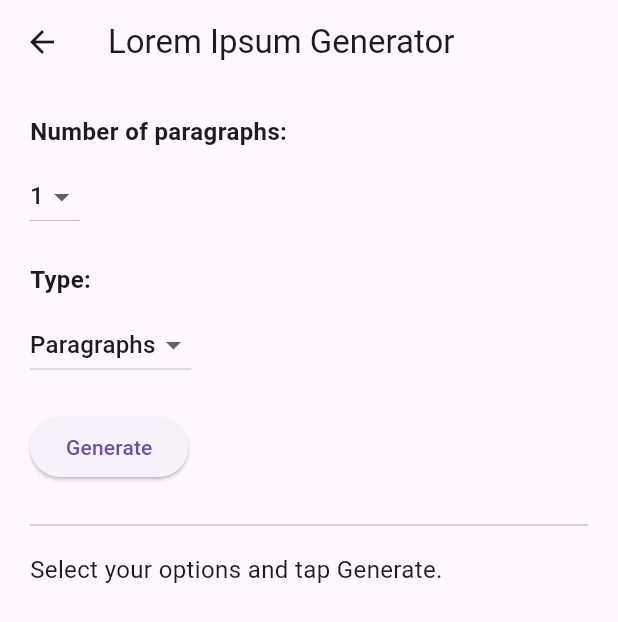
After one commit to remaykueen/StudyPalApp, a Flutter app: the screen it shows after launch, after a tap on "Begin", after a tap on the "arrow back" icon, after a tap on "Lorem Ipsum API", on a phone screen of 412 x 824 dp. The commit adds this screen. Shown: the top 622 px of the screen. Run offline on Flutter 3.47's test engine with Material 3 defaults, Android fonts, the phone set to English and light mode, and no system bars; our stand-ins replace go_router; network calls fail.

Commit message:
Add dynamic Lorem Ipsum API parameters

```diff
--- /dev/null
+++ b/lib/lorem_ipsum_screen.dart
@@ -0,0 +1,186 @@
+import 'dart:convert';
+
+import 'package:flutter/material.dart';
+import 'package:http/http.dart' as http;
+import 'package:go_router/go_router.dart';
+
+class LoremIpsumScreen extends StatefulWidget {
+  const LoremIpsumScreen({super.key});
+
+  @override
+  State<LoremIpsumScreen> createState() => _LoremIpsumScreenState();
+}
+
+class _LoremIpsumScreenState extends State<LoremIpsumScreen> {
+  String loremText = '';
+  bool isLoading = false;
+  String errorMessage = '';
+
+  int selectedCount = 1;
+  String selectedType = 'paragraphs';
+
+  Future<void> getLoremIpsum() async {
+    setState(() {
+      isLoading = true;
+      errorMessage = '';
+      loremText = '';
+    });
+
+    try {
+      final response = await http.get(
+        Uri.parse(
+          'https://randomapi.dev/api/lorem'
+          '?type=$selectedType'
+          '&startWithLorem=true'
+          '&count=$selectedCount',
+        ),
+      );
+
+      if (response.statusCode == 200) {
+        final data = jsonDecode(response.body);
+        final results = data['data'] as List;
+
+        setState(() {
+          loremText = results
+              .map((item) => item['text'])
+              .join('\n\n');
+        });
+      } else {
+        setState(() {
+          errorMessage = 'Failed to load Lorem Ipsum.';
+        });
+      }
+    } catch (e) {
+      setState(() {
+        errorMessage = 'Something went wrong. Please try again.';
+      });
+    } finally {
+      setState(() {
+        isLoading = false;
+      });
+    }
+  }
+
+  @override
+  Widget build(BuildContext context) {
+    return Scaffold(
+      appBar: AppBar(
+        title: const Text('Lorem Ipsum Generator'),
+        leading: IconButton(
+          icon: const Icon(Icons.arrow_back),
+          onPressed: () => context.go('/'),
+        ),
+      ),
+      body: Padding(
+        padding: const EdgeInsets.all(20),
+        child: Column(
+          crossAxisAlignment: CrossAxisAlignment.start,
+          children: [
+            const Text(
+              'Number of paragraphs:',
+              style: TextStyle(
+                fontSize: 16,
+                fontWeight: FontWeight.bold,
+              ),
+            ),
+
+            const SizedBox(height: 8),
+
+            DropdownButton<int>(
+              value: selectedCount,
+              items: const [
+                DropdownMenuItem(
+                  value: 1,
+                  child: Text('1'),
+                ),
+                DropdownMenuItem(
+                  value: 2,
+                  child: Text('2'),
+                ),
+                DropdownMenuItem(
+                  value: 3,
+                  child: Text('3'),
+                ),
+              ],
+              onChanged: (value) {
+                if (value != null) {
+                  setState(() {
+                    selectedCount = value;
+                  });
+                }
+              },
+            ),
+
+            const SizedBox(height: 20),
+
+            const Text(
+              'Type:',
+              style: TextStyle(
+                fontSize: 16,
+                fontWeight: FontWeight.bold,
+              ),
+            ),
+
+            const SizedBox(height: 8),
+
+            DropdownButton<String>(
+              value: selectedType,
+              items: const [
+                DropdownMenuItem(
+                  value: 'paragraphs',
+                  child: Text('Paragraphs'),
+                ),
+                DropdownMenuItem(
+                  value: 'sentences',
+                  child: Text('Sentences'),
+                ),
+                DropdownMenuItem(
+                  value: 'words',
+                  child: Text('Words'),
+                ),
+              ],
+              onChanged: (value) {
+                if (value != null) {
+                  setState(() {
+                    selectedType = value;
+                  });
+                }
+              },
+            ),
+
+            const SizedBox(height: 20),
+
+            ElevatedButton(
+              onPressed: isLoading ? null : getLoremIpsum,
+              child: Text(
+                isLoading ? 'Loading...' : 'Generate',
+              ),
+            ),
+
+            const SizedBox(height: 20),
+
+            const Divider(),
+
+            const SizedBox(height: 10),
+
+            Expanded(
+              child: SingleChildScrollView(
+                child: Text(
+                  errorMessage.isNotEmpty
+                      ? errorMessage
+                      : loremText.isEmpty
+                          ? 'Select your options and tap Generate.'
+                          : loremText,
+                  style: const TextStyle(
+                    fontSize: 16,
+                    height: 1.5,
+                  ),
+                ),
+              ),
+            ),
+          ],
+        ),
+      ),
+    );
+  }
+}
--- a/lib/main.dart
+++ b/lib/main.dart
@@ -1,8 +1,36 @@
 import 'package:flutter/material.dart';
+import 'package:go_router/go_router.dart';
+import 'lorem_ipsum_screen.dart';
 
 void main() {
   runApp(const StudyPalApp());
 }
+
+// ============================================================
+// GO ROUTER
+// ============================================================
+
+final GoRouter studyRouter = GoRouter(
+  initialLocation: '/',
+  routes: [
+    GoRoute(
+      path: '/',
+      builder: (context, state) => const StudyHomeScreen(),
+    ),
+    GoRoute(
+      path: '/exams',
+      builder: (context, state) => const ExamsScreen(),
+    ),
+    GoRoute(
+      path: '/teachers',
+      builder: (context, state) => const TeachersScreen(),
+    ),
+    GoRoute(
+  path: '/lorem',
+  builder: (context, state) => const LoremIpsumScreen(),
+),
+  ],
+);
 
 // ============================================================
 // APP
@@ -16,208 +44,9 @@ class StudyPalApp extends StatelessWidget {
     return MaterialApp.router(
       debugShowCheckedModeBanner: false,
       title: 'StudyPal',
-      routerDelegate: studyRouter,
-      routeInformationParser: StudyRouteInformationParser(),
+      routerConfig: studyRouter,
     );
   }
-}
-
-// ============================================================
-// ROUTER
-// ============================================================
-
-final StudyRouterDelegate studyRouter = StudyRouterDelegate();
-
-class StudyRouteInformationParser
-    extends RouteInformationParser<StudyPage> {
-  @override
-  Future<StudyPage> parseRouteInformation(
-    RouteInformation routeInformation,
-  ) async {
-    final uri = routeInformation.uri;
-
-    if (uri.path == '/exams') {
-      return const StudyPage.exams();
-    }
-
-    if (uri.path == '/teachers') {
-      return const StudyPage.teachers();
-    }
-
-    return const StudyPage.home();
-  }
-
-  @override
-  RouteInformation restoreRouteInformation(
-    StudyPage configuration,
-  ) {
-    if (configuration.showTeachers) {
-      return RouteInformation(
-        uri: Uri.parse('/teachers'),
-      );
-    }
-
-    if (configuration.showExams) {
-      return RouteInformation(
-        uri: Uri.parse('/exams'),
-      );
-    }
-
-    return RouteInformation(
-      uri: Uri.parse('/'),
-    );
-  }
-}
-
-// ============================================================
-// ROUTER DELEGATE - NAVIGATOR 2.0
-// ============================================================
-
-class StudyRouterDelegate extends RouterDelegate<StudyPage>
-    with ChangeNotifier, PopNavigatorRouterDelegateMixin<StudyPage> {
-  StudyRouterDelegate()
-      : navigatorKey = GlobalKey<NavigatorState>();
-
-  @override
-  final GlobalKey<NavigatorState> navigatorKey;
-
-  bool showExams = false;
-  bool showTeachers = false;
-
-  // ----------------------------
-  // GO TO EXAMS
-  // ----------------------------
-
-  void goToExams() {
-    showExams = true;
-    showTeachers = false;
-    notifyListeners();
-  }
-
-  // ----------------------------
-  // GO TO TEACHERS
-  // ----------------------------
-
-  void goToTeachers() {
-    showExams = true;
-    showTeachers = true;
-    notifyListeners();
-  }
-
-  // ----------------------------
-  // GO HOME
-  // ----------------------------
-
-  void goHome() {
-    showExams = false;
-    showTeachers = false;
-    notifyListeners();
-  }
-
-  // ----------------------------
-  // GO BACK TO EXAMS
-  // ----------------------------
-
-  void goBackToExams() {
-    showTeachers = false;
-    showExams = true;
-    notifyListeners();
-  }
-
-  // ----------------------------
-  // CURRENT ROUTE
-  // ----------------------------
-
-  @override
-  StudyPage? get currentConfiguration {
-    if (showTeachers) {
-      return const StudyPage.teachers();
-    }
-
-    if (showExams) {
-      return const StudyPage.exams();
-    }
-
-    return const StudyPage.home();
-  }
-
-  // ----------------------------
-  // NAVIGATOR
-  // ----------------------------
-
-  @override
-  Widget build(BuildContext context) {
-    return Navigator(
-      key: navigatorKey,
-      pages: [
-        // SCREEN 1
-        const MaterialPage(
-          key: ValueKey('HomePage'),
-          child: StudyHomeScreen(),
-        ),
-
-        // SCREEN 2
-        if (showExams)
-          MaterialPage(
-            key: const ValueKey('ExamsPage'),
-            child: ExamsScreen(
-              onBack: goHome,
-              onTeachers: goToTeachers,
-            ),
-          ),
-
-        // SCREEN 3
-        if (showTeachers)
-          MaterialPage(
-            key: const ValueKey('TeachersPage'),
-            child: TeachersScreen(
-              onBack: goBackToExams,
-            ),
-          ),
-      ],
-      onDidRemovePage: (page) {
-        if (showTeachers) {
-          goBackToExams();
-        } else if (showExams) {
-          goHome();
-        }
-      },
-    );
-  }
-
-  // ----------------------------
-  // URL ROUTING
-  // ----------------------------
-
-  @override
-  Future<void> setNewRoutePath(
-    StudyPage configuration,
-  ) async {
-    showExams = configuration.showExams;
-    showTeachers = configuration.showTeachers;
-    notifyListeners();
-  }
-}
-
-// ============================================================
-// ROUTE CONFIGURATION
-// ============================================================
-
-class StudyPage {
-  final bool showExams;
-  final bool showTeachers;
-
-  const StudyPage.home()
-      : showExams = false,
-        showTeachers = false;
-
-  const StudyPage.exams()
-      : showExams = true,
-        showTeachers = false;
-
-  const StudyPage.teachers()
-      : showExams = true,
-        showTeachers = true;
 }
 
 // ============================================================
@@ -295,15 +124,15 @@ class StudyHomeScreen extends StatelessWidget {
                     width: double.infinity,
                     height: 50,
                     child: ElevatedButton(
-                      onPressed: studyRouter.goToExams,
+                      onPressed: () {
+                        context.go('/exams');
+                      },
                       style: ElevatedButton.styleFrom(
-                        backgroundColor:
-                            const Color(0xFF737AA8),
+                        backgroundColor: const Color(0xFF737AA8),
                         foregroundColor: Colors.white,
                         elevation: 0,
                         shape: RoundedRectangleBorder(
-                          borderRadius:
-                              BorderRadius.circular(25),
+                          borderRadius: BorderRadius.circular(25),
                         ),
                       ),
                       child: const Text(
@@ -314,6 +143,12 @@ class StudyHomeScreen extends StatelessWidget {
                         ),
                       ),
                     ),
+                  ),
+                  const SizedBox(height: 16),
+
+                  ElevatedButton(
+                  onPressed: () => context.go('/lorem'),
+                  child: const Text('Lorem Ipsum API'),
                   ),
                 ],
               ),
@@ -330,14 +165,7 @@ class StudyHomeScreen extends StatelessWidget {
 // ============================================================
 
 class ExamsScreen extends StatelessWidget {
-  final VoidCallback onBack;
-  final VoidCallback onTeachers;
-
-  const ExamsScreen({
-    super.key,
-    required this.onBack,
-    required this.onTeachers,
-  });
+  const ExamsScreen({super.key});
 
   @override
   Widget build(BuildContext context) {
@@ -352,7 +180,9 @@ class ExamsScreen extends StatelessWidget {
               Row(
                 children: [
                   IconButton(
-                    onPressed: onBack,
+                    onPressed: () {
+                      context.go('/');
+                    },
                     icon: const Icon(
                       Icons.arrow_back,
                       color: Colors.white,
@@ -386,8 +216,7 @@ class ExamsScreen extends StatelessWidget {
                     borderRadius: BorderRadius.circular(18),
                   ),
                   child: Column(
-                    crossAxisAlignment:
-                        CrossAxisAlignment.start,
+                    crossAxisAlignment: CrossAxisAlignment.start,
                     children: [
                       const Text(
                         'Upcoming Exams',
@@ -425,21 +254,21 @@ class ExamsScreen extends StatelessWidget {
                         width: double.infinity,
                         height: 52,
                         child: ElevatedButton.icon(
-                          onPressed: onTeachers,
+                          onPressed: () {
+                            context.go('/teachers');
+                          },
                           icon: const Icon(
                             Icons.people_outline,
                           ),
                           label: const Text(
                             'View Teachers',
                           ),
-                          style:
-                              ElevatedButton.styleFrom(
+                          style: ElevatedButton.styleFrom(
                             backgroundColor:
                                 const Color(0xFF737AA8),
                             foregroundColor: Colors.white,
                             elevation: 0,
-                            shape:
-                                RoundedRectangleBorder(
+                            shape: RoundedRectangleBorder(
                               borderRadius:
                                   BorderRadius.circular(25),
                             ),
@@ -464,15 +293,13 @@ class ExamsScreen extends StatelessWidget {
                               ),
                             );
                           },
-                          style:
-                              OutlinedButton.styleFrom(
+                          style: OutlinedButton.styleFrom(
                             foregroundColor:
                                 const Color(0xFF737AA8),
                             side: const BorderSide(
                               color: Color(0xFF737AA8),
                             ),
-                            shape:
-                                RoundedRectangleBorder(
+                            shape: RoundedRectangleBorder(
                               borderRadius:
                                   BorderRadius.circular(25),
                             ),
@@ -523,7 +350,7 @@ class ExamCard extends StatelessWidget {
         borderRadius: BorderRadius.circular(14),
         boxShadow: [
           BoxShadow(
-            color: Colors.black.withOpacity(0.08),
+            color: Colors.black.withValues(alpha: 0.08),
             blurRadius: 5,
             offset: const Offset(0, 2),
           ),
@@ -537,9 +364,8 @@ class ExamCard extends StatelessWidget {
                 height: 75,
                 width: 75,
                 decoration: BoxDecoration(
-                  color: color.withOpacity(0.18),
-                  borderRadius:
-                      BorderRadius.circular(12),
+                  color: color.withValues(alpha: 0.18),
+                  borderRadius: BorderRadius.circular(12),
                 ),
                 child: Icon(
                   icon,
@@ -595,8 +421,7 @@ class ExamCard extends StatelessWidget {
             height: 40,
             child: OutlinedButton(
               onPressed: () {
-                ScaffoldMessenger.of(context)
-                    .showSnackBar(
+                ScaffoldMessenger.of(context).showSnackBar(
                   SnackBar(
                     content: Text(
                       'Selected $subject',
@@ -625,12 +450,7 @@ class ExamCard extends StatelessWidget {
 // ============================================================
 
 class TeachersScreen extends StatelessWidget {
-  final VoidCallback onBack;
-
-  const TeachersScreen({
-    super.key,
-    required this.onBack,
-  });
+  const TeachersScreen({super.key});
 
   @override
   Widget build(BuildContext context) {
@@ -645,7 +465,9 @@ class TeachersScreen extends StatelessWidget {
               Row(
                 children: [
                   IconButton(
-                    onPressed: onBack,
+                    onPressed: () {
+                      context.go('/exams');
+                    },
                     icon: const Icon(
                       Icons.arrow_back,
                       color: Colors.white,
@@ -749,7 +571,7 @@ class TeacherCard extends StatelessWidget {
         borderRadius: BorderRadius.circular(12),
         boxShadow: [
           BoxShadow(
-            color: Colors.black.withOpacity(0.06),
+            color: Colors.black.withValues(alpha: 0.06),
             blurRadius: 4,
             offset: const Offset(0, 2),
           ),
--- a/pubspec.yaml
+++ b/pubspec.yaml
@@ -34,6 +34,8 @@ dependencies:
   # The following adds the Cupertino Icons font to your application.
   # Use with the CupertinoIcons class for iOS style icons.
   cupertino_icons: ^1.0.8
+  go_router: ^18.0.1
+  http: ^1.6.0
 
 dev_dependencies:
   flutter_test:
```
Also changed, not shown: pubspec.lock.
